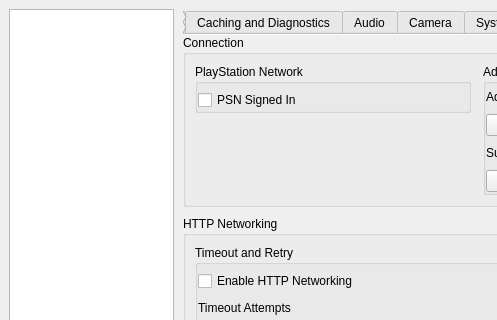
Qt form vita3k/gui-qt/src/settings_dialog.ui (zipkindev/Vita3K) before a commit; both pictures show x 0 to 497 and y 0 to 320 of the 780 by 912 pixel window.
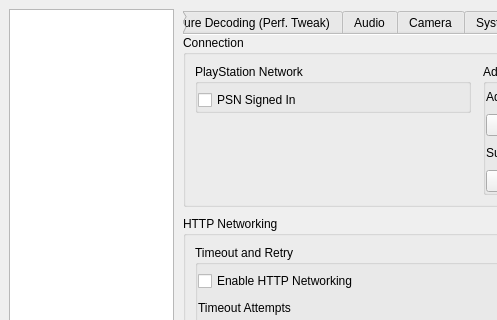
The same form after that commit.

Commit message: Use requested Texture Decoding settings section name

Diff of the .ui file:
```diff
--- a/vita3k/gui-qt/src/settings_dialog.ui
+++ b/vita3k/gui-qt/src/settings_dialog.ui
@@ -1104,7 +1104,7 @@
        </widget>
        <widget class="QWidget" name="performance_tab">
         <attribute name="title">
-         <string>Caching and Diagnostics</string>
+         <string>Texture Decoding (Perf. Tweak)</string>
         </attribute>
         <layout class="QVBoxLayout" name="performance_tab_layout">
          <item>
```
The commit also changes 5 other files.
